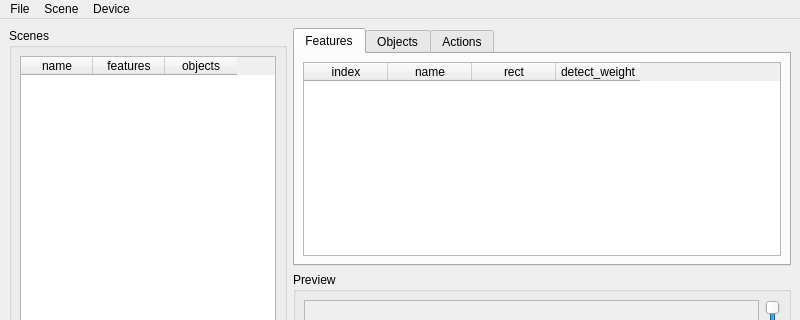
Old version of the form app/res/ui/main.ui in the repository HsOjo/AutomatorMaker; both pictures show x 0 to 800 and y 0 to 320 of the 800 by 600 pixel window.
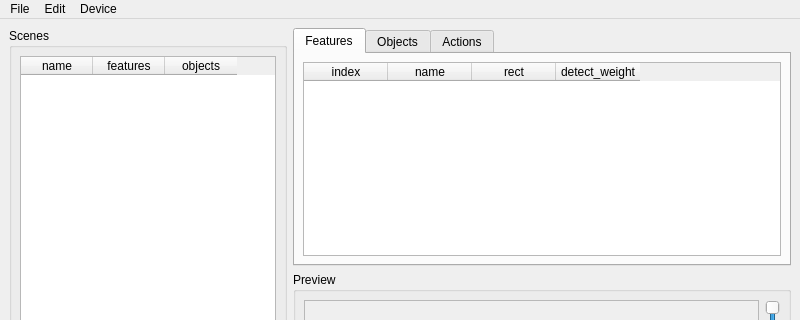
New version of the form.

Commit message: Support form input. Support data edit.

The edit to the form file:
```diff
--- a/app/res/ui/main.ui
+++ b/app/res/ui/main.ui
@@ -396,9 +396,9 @@
     <addaction name="separator"/>
     <addaction name="actionSave"/>
    </widget>
-   <widget class="QMenu" name="menuScene">
+   <widget class="QMenu" name="menuEdit">
     <property name="title">
-     <string>Scene</string>
+     <string>Edit</string>
     </property>
     <addaction name="actionCapture"/>
     <addaction name="separator"/>
@@ -411,7 +411,7 @@
     <addaction name="actionSelectDevice"/>
    </widget>
    <addaction name="menuFile"/>
-   <addaction name="menuScene"/>
+   <addaction name="menuEdit"/>
    <addaction name="menuDevice"/>
   </widget>
   <widget class="QStatusBar" name="statusbar"/>
```
Left out of the diff: 30 changed lines with no effect on the pictures. The commit also changes 22 other files.
